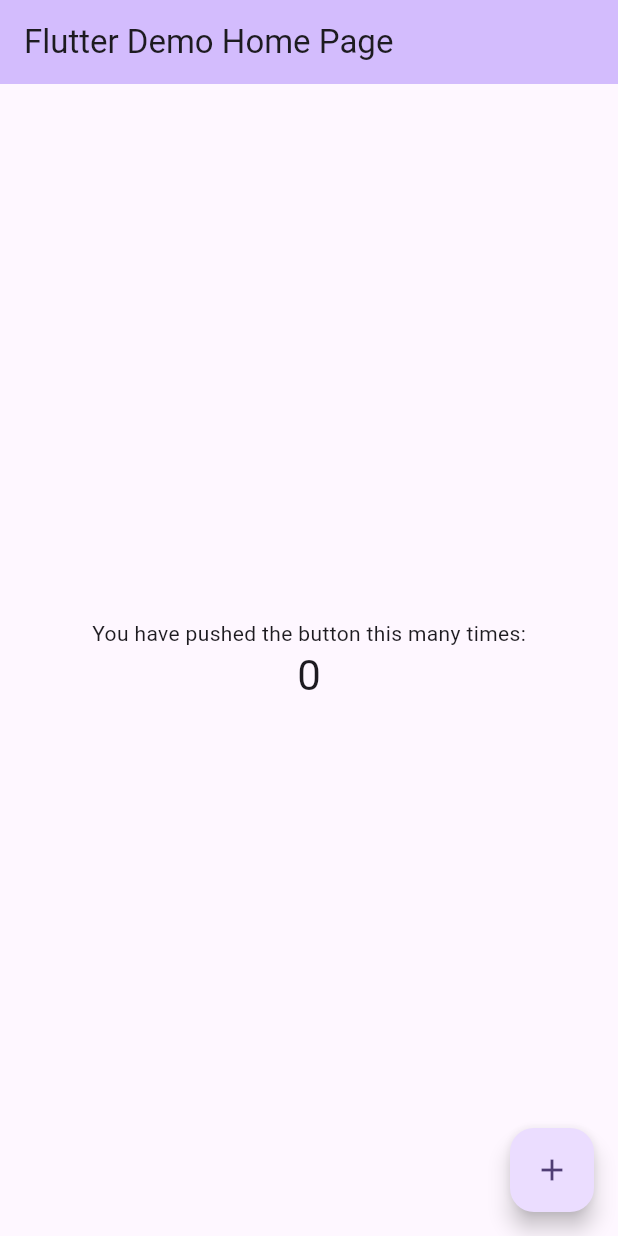
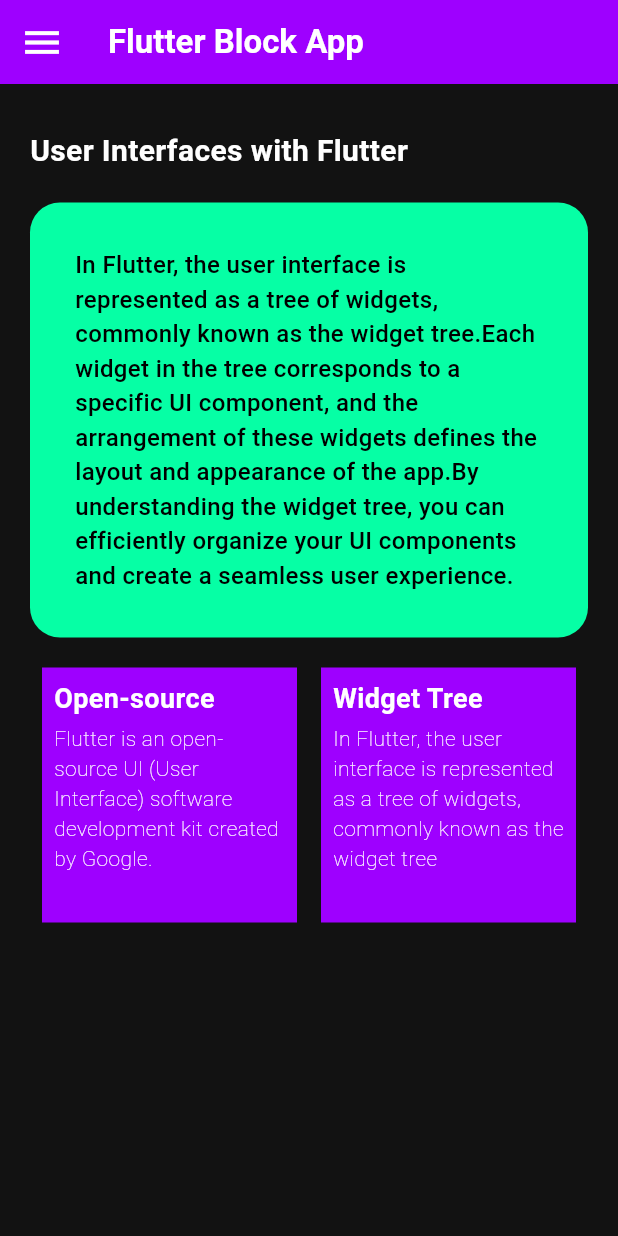
Before and after one commit to VinuthSriArampath/FlutterBlockApp, a Flutter app: the screen it shows after launch, on a phone screen of 412 x 824 dp. Run offline on Flutter 3.47's test engine with Material 3 defaults, Android fonts, the phone set to English and light mode, and no system bars.

Commit message:
added home_page.dart

```diff
--- a/lib/main.dart
+++ b/lib/main.dart
@@ -1,125 +1,19 @@
 import 'package:flutter/material.dart';
+import 'package:flutter_block_app/pages/home_page.dart';
 
-void main() {
+void main(){
   runApp(const MyApp());
 }
 
 class MyApp extends StatelessWidget {
   const MyApp({super.key});
 
-  // This widget is the root of your application.
   @override
   Widget build(BuildContext context) {
-    return MaterialApp(
-      title: 'Flutter Demo',
-      theme: ThemeData(
-        // This is the theme of your application.
-        //
-        // TRY THIS: Try running your application with "flutter run". You'll see
-        // the application has a purple toolbar. Then, without quitting the app,
-        // try changing the seedColor in the colorScheme below to Colors.green
-        // and then invoke "hot reload" (save your changes or press the "hot
-        // reload" button in a Flutter-supported IDE, or press "r" if you used
-        // the command line to start the app).
-        //
-        // Notice that the counter didn't reset back to zero; the application
-        // state is not lost during the reload. To reset the state, use hot
-        // restart instead.
-        //
-        // This works for code too, not just values: Most code changes can be
-        // tested with just a hot reload.
-        colorScheme: ColorScheme.fromSeed(seedColor: Colors.deepPurple),
-        useMaterial3: true,
-      ),
-      home: const MyHomePage(title: 'Flutter Demo Home Page'),
+    return const MaterialApp(
+      debugShowCheckedModeBanner: false,
+      title: "Flutter Block App",
+      home: HomePage()
     );
   }
 }
-
-class MyHomePage extends StatefulWidget {
-  const MyHomePage({super.key, required this.title});
-
-  // This widget is the home page of your application. It is stateful, meaning
-  // that it has a State object (defined below) that contains fields that affect
-  // how it looks.
-
-  // This class is the configuration for the state. It holds the values (in this
-  // case the title) provided by the parent (in this case the App widget) and
-  // used by the build method of the State. Fields in a Widget subclass are
-  // always marked "final".
-
-  final String title;
-
-  @override
-  State<MyHomePage> createState() => _MyHomePageState();
-}
-
-class _MyHomePageState extends State<MyHomePage> {
-  int _counter = 0;
-
-  void _incrementCounter() {
-    setState(() {
-      // This call to setState tells the Flutter framework that something has
-      // changed in this State, which causes it to rerun the build method below
-      // so that the display can reflect the updated values. If we changed
-      // _counter without calling setState(), then the build method would not be
-      // called again, and so nothing would appear to happen.
-      _counter++;
-    });
-  }
-
-  @override
-  Widget build(BuildContext context) {
-    // This method is rerun every time setState is called, for instance as done
-    // by the _incrementCounter method above.
-    //
-    // The Flutter framework has been optimized to make rerunning build methods
-    // fast, so that you can just rebuild anything that needs updating rather
-    // than having to individually change instances of widgets.
-    return Scaffold(
-      appBar: AppBar(
-        // TRY THIS: Try changing the color here to a specific color (to
-        // Colors.amber, perhaps?) and trigger a hot reload to see the AppBar
-        // change color while the other colors stay the same.
-        backgroundColor: Theme.of(context).colorScheme.inversePrimary,
-        // Here we take the value from the MyHomePage object that was created by
-        // the App.build method, and use it to set our appbar title.
-        title: Text(widget.title),
-      ),
-      body: Center(
-        // Center is a layout widget. It takes a single child and positions it
-        // in the middle of the parent.
-        child: Column(
-          // Column is also a layout widget. It takes a list of children and
-          // arranges them vertically. By default, it sizes itself to fit its
-          // children horizontally, and tries to be as tall as its parent.
-          //
-          // Column has various properties to control how it sizes itself and
-          // how it positions its children. Here we use mainAxisAlignment to
-          // center the children vertically; the main axis here is the vertical
-          // axis because Columns are vertical (the cross axis would be
-          // horizontal).
-          //
-          // TRY THIS: Invoke "debug painting" (choose the "Toggle Debug Paint"
-          // action in the IDE, or press "p" in the console), to see the
-          // wireframe for each widget.
-          mainAxisAlignment: MainAxisAlignment.center,
-          children: <Widget>[
-            const Text(
-              'You have pushed the button this many times:',
-            ),
-            Text(
-              '$_counter',
-              style: Theme.of(context).textTheme.headlineMedium,
-            ),
-          ],
-        ),
-      ),
-      floatingActionButton: FloatingActionButton(
-        onPressed: _incrementCounter,
-        tooltip: 'Increment',
-        child: const Icon(Icons.add),
-      ), // This trailing comma makes auto-formatting nicer for build methods.
-    );
-  }
-}
--- /dev/null
+++ b/lib/pages/home_page.dart
@@ -0,0 +1,137 @@
+import 'package:flutter/material.dart';
+
+class HomePage extends StatelessWidget {
+  const HomePage({super.key});
+
+  @override
+  Widget build(BuildContext context) {
+    return SafeArea(
+        child: Scaffold(
+          backgroundColor: const Color(0xff121212),
+      appBar: AppBar(
+        leading: const Icon(
+          Icons.menu,
+          color: Colors.white,
+          size: 30,
+        ),
+        title: const Text(
+          "Flutter Block App",
+          style: TextStyle(fontWeight: FontWeight.bold, color: Colors.white),
+        ),
+        backgroundColor: const Color(0xff9E00FF),
+      ),
+      body: Padding(
+        padding: const EdgeInsets.symmetric(
+          horizontal: 20,
+          vertical: 30,
+        ),
+        child: Column(
+          crossAxisAlignment: CrossAxisAlignment.start,
+          children: [
+            const Text(
+                "User Interfaces with Flutter",
+                style: TextStyle(
+                  fontSize: 20,
+                  color: Colors.white,
+                  fontWeight: FontWeight.bold
+                ),
+            ),
+            const SizedBox(
+              height: 20,
+            ),
+            Container(
+              padding: const EdgeInsets.all(30),
+              decoration: BoxDecoration(
+                borderRadius: BorderRadius.circular(20),
+                color: const Color(0xff06FFA5)
+              ),
+              child: const Text(
+                "In Flutter, the user interface is represented as a tree of widgets, commonly known as the widget tree.Each widget in the tree corresponds to a specific UI component, and the arrangement of these widgets defines the layout and appearance of the app.By understanding the widget tree, you can efficiently organize your UI components and create a seamless user experience.",
+                style: TextStyle(
+                  color: Colors.black,
+                  fontSize: 16,
+                  fontWeight: FontWeight.w500
+                ),
+              ),
+            ),
+            const SizedBox(
+              height: 20,
+            ),
+            Row(
+              mainAxisAlignment: MainAxisAlignment.spaceAround,
+              children: [
+                Container(
+                  height: 170,
+                  width: 170,
+                  color: const Color(0xff9E00FF),
+                  child: const Padding(
+                    padding: EdgeInsets.all(8.0),
+                    child: Column(
+                      crossAxisAlignment: CrossAxisAlignment.start,
+                      children: [
+                        Text(
+                          "Open-source",
+                          style: TextStyle(
+                              color: Colors.white,
+                              fontWeight: FontWeight.bold,
+                            fontSize: 18
+                          ),
+                        ),
+                        SizedBox(
+                          height: 3,
+                        ),
+                        Text(
+                          "Flutter is an open-source UI (User Interface) software development kit created by Google.",
+                          style: TextStyle(
+                              color: Colors.white,
+                              fontWeight: FontWeight.w200,
+                              fontSize: 14
+                          ),
+                        ),
+                      ],
+                    ),
+                  ),
+                ),
+                Container(
+                  height: 170,
+                  width: 170,
+                  color: const Color(0xff9E00FF),
+                  child: const Padding(
+                    padding: EdgeInsets.all(8.0),
+                    child: Column(
+                      crossAxisAlignment: CrossAxisAlignment.start,
+                      children: [
+                        Text(
+                          "Widget Tree",
+                          style: TextStyle(
+                              color: Colors.white,
+                              fontWeight: FontWeight.bold,
+                              fontSize: 18
+                          ),
+                        ),
+                        SizedBox(
+                          height: 3,
+                        ),
+                        Text(
+                          "In Flutter, the user interface is represented as a tree of widgets, commonly known as the widget tree",
+                          style: TextStyle(
+                              color: Colors.white,
+                              fontWeight: FontWeight.w200,
+                              fontSize: 14
+                          ),
+                        ),
+                      ],
+                    ),
+                  ),
+                ),
+              ],
+            ),
+            const SizedBox(
+              height: 20,
+            )
+          ],
+        ),
+      ),
+    ));
+  }
+}
```
